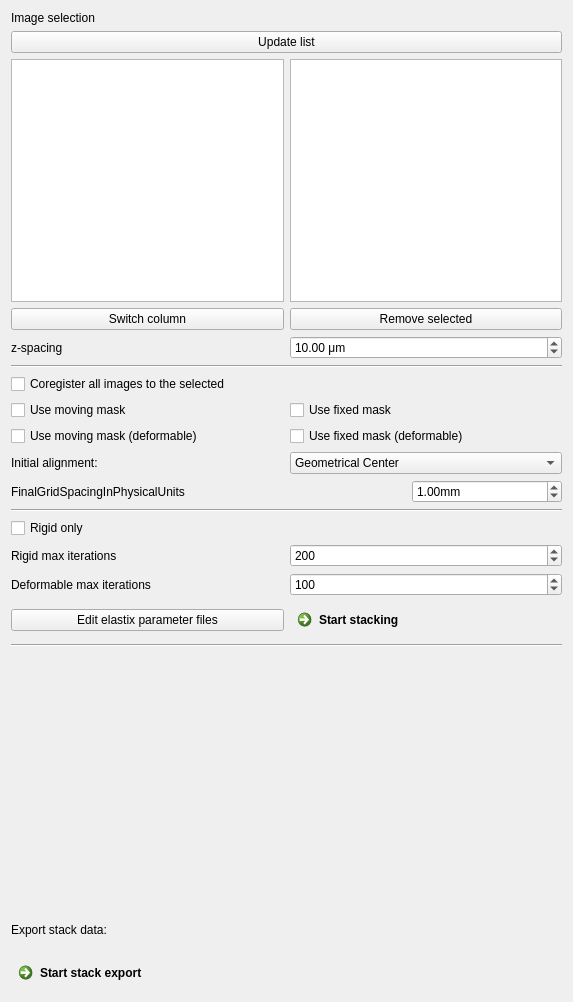
This is Plugins/org.mitk.gui.qt.m2.reconstruction3D/src/internal/m2Reconstruction3DControls.ui in ivowolf/M2aia as Qt 5 draws it before an edit. The edited form follows.
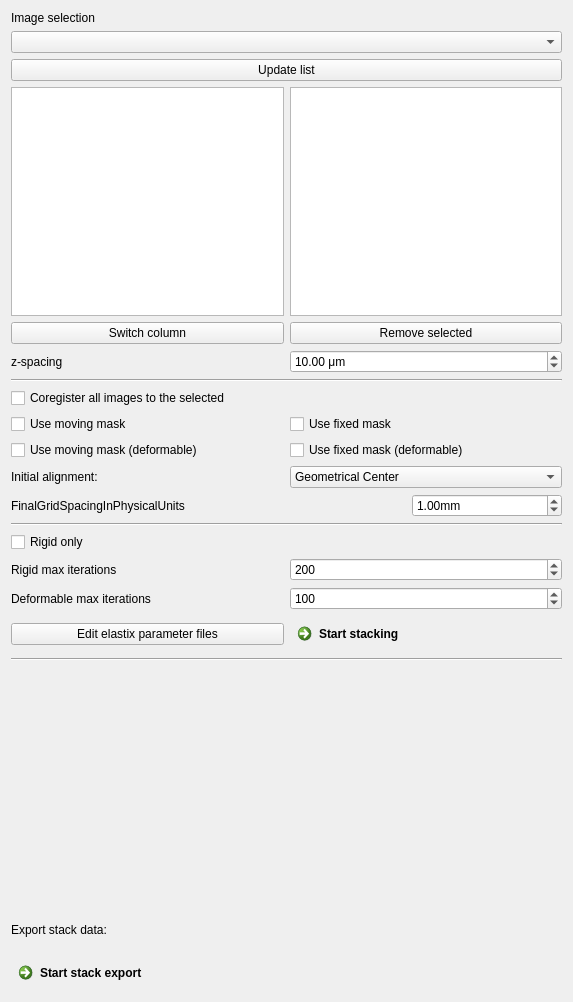
This is the edited form. Custom widgets are drawn as their Qt base class.

Commit message: Add image type selection combo box to 3D reconstruction controls to enable the usage of normalization images

Diff of the .ui file:
```diff
--- a/Plugins/org.mitk.gui.qt.m2.reconstruction3D/src/internal/m2Reconstruction3DControls.ui
+++ b/Plugins/org.mitk.gui.qt.m2.reconstruction3D/src/internal/m2Reconstruction3DControls.ui
@@ -27,6 +27,9 @@
      </property>
     </widget>
    </item>
+   <item>
+    <widget class="QComboBox" name="imageTypeSelection"/>
+   </item>
    <item>
     <widget class="QPushButton" name="btnUpdateList">
      <property name="toolTip">
```
The commit also changes 1 other file.
